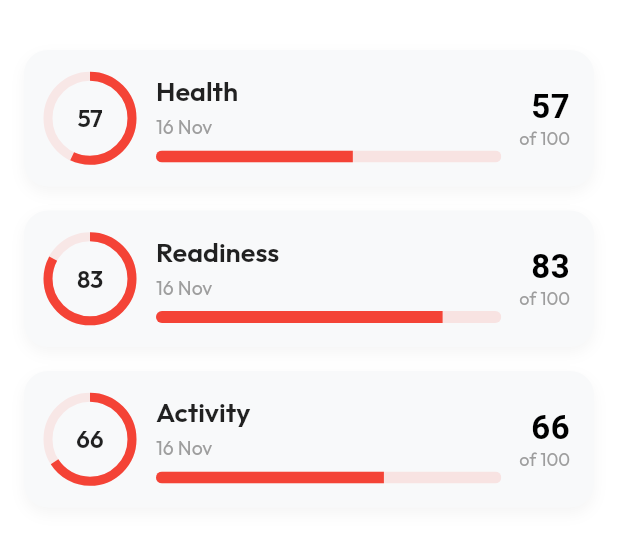
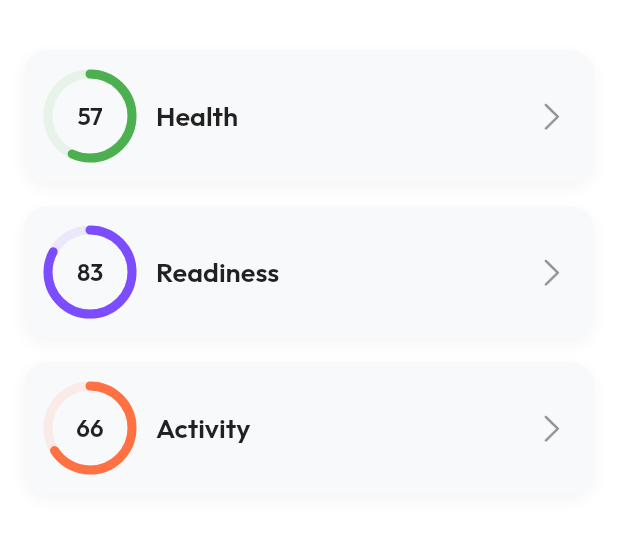
Before and after one commit to xykadra/rolla-scores-app, a Flutter app: the screen it shows after launch, on a phone screen of 412 x 824 dp, the part 52-597 px from its top. Run offline on Flutter 3.47's test engine with Material 3 defaults, Android fonts, the light colour scheme and no system bars; our stand-ins replace dartz, equatable, fl_chart, flutter_bloc, get_it, google_fonts.

Commit message:
UI adaptation

```diff
--- a/lib/features/scores/presentation/widgets/score_card.dart
+++ b/lib/features/scores/presentation/widgets/score_card.dart
@@ -34,7 +34,7 @@ class ScoreCard extends StatelessWidget {
               color: Colors.black.withValues(alpha: 0.04),
               blurRadius: 8,
               offset: const Offset(0, 4),
-            )
+            ),
           ],
         ),
         child: Row(
@@ -42,7 +42,7 @@ class ScoreCard extends StatelessWidget {
             _ScoreProgressCircle(
               value: data?.score ?? 0,
               progress: progress,
-              color: Colors.red,
+              color: Color(score.accentColor),
             ),
             const SizedBox(width: 16),
             Expanded(
@@ -51,43 +51,17 @@ class ScoreCard extends StatelessWidget {
                 children: [
                   Text(
                     score.title,
-                    style: CupertinoTheme.of(context)
-                        .textTheme
-                        .textStyle
+                    style: CupertinoTheme.of(context).textTheme.textStyle
                         .copyWith(fontSize: 18, fontWeight: FontWeight.w600),
                   ),
-                  const SizedBox(height: 4),
-                  Text(
-                    data?.date ?? '',
-                    style: CupertinoTheme.of(context)
-                        .textTheme
-                        .textStyle
-                        .copyWith(fontSize: 13, color: Colors.grey),
-                  ),
-                  const SizedBox(height: 8),
-                  _ProgressBar(progress: progress, color: Colors.red),
                 ],
               ),
             ),
-            const SizedBox(width: 12),
-            Column(
-              crossAxisAlignment: CrossAxisAlignment.end,
-              children: [
-                Text(
-                  '${data?.score ?? '-'}',
-                  style: CupertinoTheme.of(context)
-                      .textTheme
-                      .navLargeTitleTextStyle
-                      .copyWith(fontSize: 22),
-                ),
-                Text(
-                  'of 100',
-                  style: CupertinoTheme.of(context)
-                      .textTheme
-                      .textStyle
-                      .copyWith(fontSize: 12, color: Colors.grey),
-                ),
-              ],
+            Icon(
+              CupertinoIcons.chevron_right,
+              color: CupertinoTheme.of(
+                context,
+              ).textTheme.textStyle.color?.withValues(alpha: 0.4),
             ),
           ],
         ),
@@ -120,48 +94,16 @@ class _ScoreProgressCircle extends StatelessWidget {
             strokeWidth: 6,
             backgroundColor: color.withValues(alpha: 0.1),
             valueColor: AlwaysStoppedAnimation<Color>(color),
+            strokeCap: StrokeCap.round,
           ),
         ),
         Text(
           '$value',
-          style: CupertinoTheme.of(context)
-              .textTheme
-              .textStyle
-              .copyWith(fontWeight: FontWeight.w600),
+          style: CupertinoTheme.of(
+            context,
+          ).textTheme.textStyle.copyWith(fontWeight: FontWeight.w600),
         ),
       ],
     );
   }
 }
-
-class _ProgressBar extends StatelessWidget {
-  const _ProgressBar({required this.progress, required this.color});
-
-  final double progress;
-  final Color color;
-
-  @override
-  Widget build(BuildContext context) {
-    return ClipRRect(
-      borderRadius: BorderRadius.circular(8),
-      child: LayoutBuilder(
-        builder: (context, constraints) {
-          final width = constraints.maxWidth;
-          return SizedBox(
-            height: 8,
-            child: Stack(
-              children: [
-                Container(color: color.withValues(alpha: 0.12)),
-                AnimatedContainer(
-                  duration: const Duration(milliseconds: 250),
-                  width: width * progress.clamp(0, 1),
-                  color: color,
-                ),
-              ],
-            ),
-          );
-        },
-      ),
-    );
-  }
-}
```
Also changed, not shown: assets/mock_data.json (+39 -30 lines).
